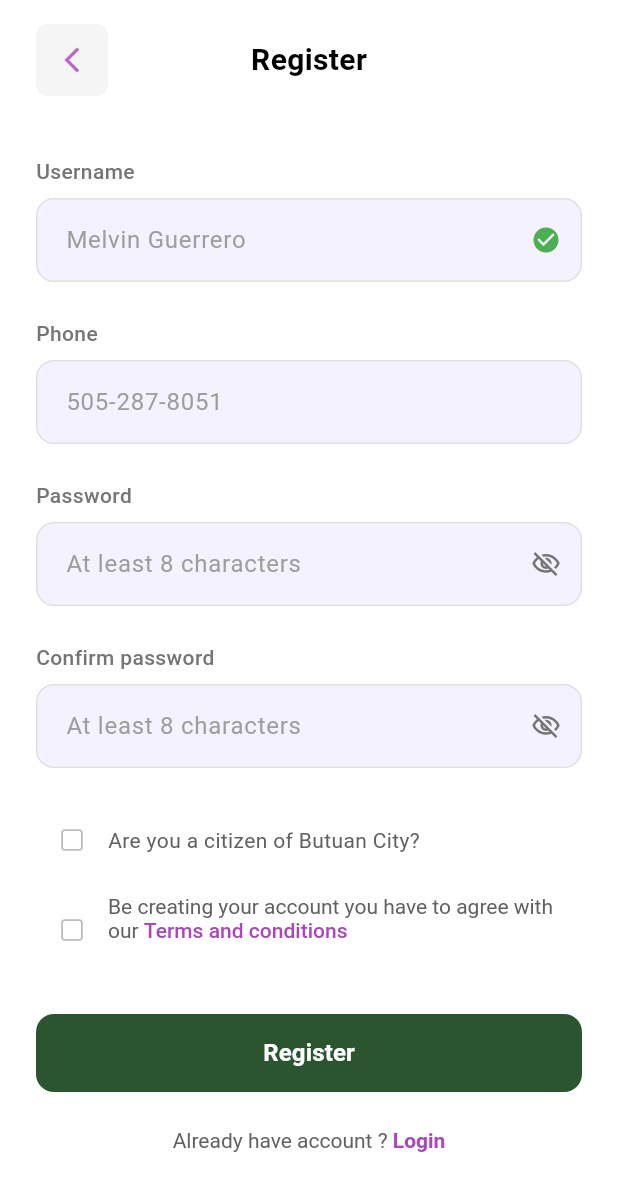
After one commit to Jetrossgalinato/kolecta, a Flutter app: the RegisterScreen screen opened directly, on a phone screen of 412 x 824 dp. The commit adds this screen. Shown: the top 1191 px of the screen. Run offline on Flutter 3.47's test engine with Material 3 defaults, Android fonts, the phone set to English and light mode, and no system bars.

Commit message:
added view for register page

```diff
--- a/lib/pages/login_page/views/login_screen.dart
+++ b/lib/pages/login_page/views/login_screen.dart
@@ -1,6 +1,7 @@
 import 'package:flutter/material.dart';
 import '../widgets/input_fields.dart';
 import '../widgets/other_options.dart';
+import '../../register_page/views/register_screen.dart';
 
 class LoginScreen extends StatefulWidget {
   const LoginScreen({super.key});
@@ -97,7 +98,17 @@ class _LoginScreenState extends State<LoginScreen> {
               ),
               const SizedBox(height: 24),
               // Sign up link
-              Center(
+              Padding(
+                padding: const EdgeInsets.only(bottom: 40.0),
+                child: Center(
+                  child: GestureDetector(
+                    onTap: () {
+                      Navigator.of(context).push(
+                        MaterialPageRoute(
+                          builder: (context) => const RegisterScreen(),
+                        ),
+                      );
+                    },
                     child: RichText(
                       text: TextSpan(
                         text: "Don't have account? ",
@@ -115,6 +126,8 @@ class _LoginScreenState extends State<LoginScreen> {
                       ),
                     ),
                   ),
+                ),
+              ),
               const SizedBox(height: 32),
               // Other sign in options
               const OtherOptions(),
--- /dev/null
+++ b/lib/pages/register_page/views/register_screen.dart
@@ -0,0 +1,379 @@
+import 'package:flutter/material.dart';
+
+class RegisterScreen extends StatefulWidget {
+  const RegisterScreen({super.key});
+
+  @override
+  State<RegisterScreen> createState() => _RegisterScreenState();
+}
+
+class _RegisterScreenState extends State<RegisterScreen> {
+  bool _isCitizen = false;
+  bool _agreeToTerms = false;
+  bool _isPasswordVisible = false;
+  bool _isConfirmPasswordVisible = false;
+
+  @override
+  Widget build(BuildContext context) {
+    return Scaffold(
+      backgroundColor: Colors.white,
+      body: SafeArea(
+        child: SingleChildScrollView(
+          padding: const EdgeInsets.symmetric(horizontal: 24.0),
+          child: Column(
+            crossAxisAlignment: CrossAxisAlignment.start,
+            children: [
+              const SizedBox(height: 16),
+              // Back arrow and title
+              Row(
+                children: [
+                  Container(
+                    decoration: BoxDecoration(
+                      color: Colors.grey[100],
+                      borderRadius: BorderRadius.circular(8),
+                    ),
+                    child: IconButton(
+                      icon: Icon(
+                        Icons.arrow_back_ios_new,
+                        color: Colors.purple[300],
+                        size: 20,
+                      ),
+                      onPressed: () {
+                        Navigator.of(context).pop();
+                      },
+                    ),
+                  ),
+                  const Expanded(
+                    child: Center(
+                      child: Text(
+                        'Register',
+                        style: TextStyle(
+                          fontSize: 20,
+                          fontWeight: FontWeight.w600,
+                          color: Colors.black,
+                        ),
+                      ),
+                    ),
+                  ),
+                  const SizedBox(width: 48), // Balance the back button
+                ],
+              ),
+              const SizedBox(height: 40),
+
+              // Username field
+              Text(
+                'Username',
+                style: TextStyle(
+                  fontSize: 14,
+                  color: Colors.grey[600],
+                  fontWeight: FontWeight.w500,
+                ),
+              ),
+              const SizedBox(height: 8),
+              TextField(
+                decoration: InputDecoration(
+                  filled: true,
+                  fillColor: const Color(0xFFF5F2FF),
+                  hintText: 'Melvin Guerrero',
+                  hintStyle: TextStyle(color: Colors.grey[500]),
+                  suffixIcon: const Icon(
+                    Icons.check_circle,
+                    color: Color(0xFF4CAF50),
+                    size: 20,
+                  ),
+                  contentPadding: const EdgeInsets.symmetric(
+                    horizontal: 16,
+                    vertical: 16,
+                  ),
+                  enabledBorder: OutlineInputBorder(
+                    borderRadius: BorderRadius.circular(12),
+                    borderSide: BorderSide(
+                      color: Colors.grey.shade300,
+                      width: 1,
+                    ),
+                  ),
+                  focusedBorder: OutlineInputBorder(
+                    borderRadius: BorderRadius.circular(12),
+                    borderSide: BorderSide(
+                      color: Colors.grey.shade400,
+                      width: 1,
+                    ),
+                  ),
+                ),
+              ),
+              const SizedBox(height: 24),
+
+              // Phone field
+              Text(
+                'Phone',
+                style: TextStyle(
+                  fontSize: 14,
+                  color: Colors.grey[600],
+                  fontWeight: FontWeight.w500,
+                ),
+              ),
+              const SizedBox(height: 8),
+              TextField(
+                decoration: InputDecoration(
+                  filled: true,
+                  fillColor: const Color(0xFFF5F2FF),
+                  hintText: '505-287-8051',
+                  hintStyle: TextStyle(color: Colors.grey[500]),
+                  contentPadding: const EdgeInsets.symmetric(
+                    horizontal: 16,
+                    vertical: 16,
+                  ),
+                  enabledBorder: OutlineInputBorder(
+                    borderRadius: BorderRadius.circular(12),
+                    borderSide: BorderSide(
+                      color: Colors.grey.shade300,
+                      width: 1,
+                    ),
+                  ),
+                  focusedBorder: OutlineInputBorder(
+                    borderRadius: BorderRadius.circular(12),
+                    borderSide: BorderSide(
+                      color: Colors.grey.shade400,
+                      width: 1,
+                    ),
+                  ),
+                ),
+                keyboardType: TextInputType.phone,
+              ),
+              const SizedBox(height: 24),
+
+              // Password field
+              Text(
+                'Password',
+                style: TextStyle(
+                  fontSize: 14,
+                  color: Colors.grey[600],
+                  fontWeight: FontWeight.w500,
+                ),
+              ),
+              const SizedBox(height: 8),
+              TextField(
+                obscureText: !_isPasswordVisible,
+                decoration: InputDecoration(
+                  filled: true,
+                  fillColor: const Color(0xFFF5F2FF),
+                  hintText: 'At least 8 characters',
+                  hintStyle: TextStyle(color: Colors.grey[500]),
+                  suffixIcon: IconButton(
+                    icon: Icon(
+                      _isPasswordVisible
+                          ? Icons.visibility_outlined
+                          : Icons.visibility_off_outlined,
+                      color: Colors.grey[600],
+                      size: 20,
+                    ),
+                    onPressed: () {
+                      setState(() {
+                        _isPasswordVisible = !_isPasswordVisible;
+                      });
+                    },
+                  ),
+                  contentPadding: const EdgeInsets.symmetric(
+                    horizontal: 16,
+                    vertical: 16,
+                  ),
+                  enabledBorder: OutlineInputBorder(
+                    borderRadius: BorderRadius.circular(12),
+                    borderSide: BorderSide(
+                      color: Colors.grey.shade300,
+                      width: 1,
+                    ),
+                  ),
+                  focusedBorder: OutlineInputBorder(
+                    borderRadius: BorderRadius.circular(12),
+                    borderSide: BorderSide(
+                      color: Colors.grey.shade400,
+                      width: 1,
+                    ),
+                  ),
+                ),
+              ),
+              const SizedBox(height: 24),
+
+              // Confirm Password field
+              Text(
+                'Confirm password',
+                style: TextStyle(
+                  fontSize: 14,
+                  color: Colors.grey[600],
+                  fontWeight: FontWeight.w500,
+                ),
+              ),
+              const SizedBox(height: 8),
+              TextField(
+                obscureText: !_isConfirmPasswordVisible,
+                decoration: InputDecoration(
+                  filled: true,
+                  fillColor: const Color(0xFFF5F2FF),
+                  hintText: 'At least 8 characters',
+                  hintStyle: TextStyle(color: Colors.grey[500]),
+                  suffixIcon: IconButton(
+                    icon: Icon(
+                      _isConfirmPasswordVisible
+                          ? Icons.visibility_outlined
+                          : Icons.visibility_off_outlined,
+                      color: Colors.grey[600],
+                      size: 20,
+                    ),
+                    onPressed: () {
+                      setState(() {
+                        _isConfirmPasswordVisible = !_isConfirmPasswordVisible;
+                      });
+                    },
+                  ),
+                  contentPadding: const EdgeInsets.symmetric(
+                    horizontal: 16,
+                    vertical: 16,
+                  ),
+                  enabledBorder: OutlineInputBorder(
+                    borderRadius: BorderRadius.circular(12),
+                    borderSide: BorderSide(
+                      color: Colors.grey.shade300,
+                      width: 1,
+                    ),
+                  ),
+                  focusedBorder: OutlineInputBorder(
+                    borderRadius: BorderRadius.circular(12),
+                    borderSide: BorderSide(
+                      color: Colors.grey.shade400,
+                      width: 1,
+                    ),
+                  ),
+                ),
+              ),
+              const SizedBox(height: 24),
+
+              // Citizen checkbox
+              Row(
+                children: [
+                  Transform.scale(
+                    scale: 0.8,
+                    child: Checkbox(
+                      value: _isCitizen,
+                      onChanged: (v) {
+                        setState(() {
+                          _isCitizen = v ?? false;
+                        });
+                      },
+                      shape: RoundedRectangleBorder(
+                        borderRadius: BorderRadius.circular(3),
+                      ),
+                      side: BorderSide(color: Colors.grey.shade400, width: 1.5),
+                      activeColor: const Color(0xFF4CAF50),
+                    ),
+                  ),
+                  Expanded(
+                    child: Text(
+                      'Are you a citizen of Butuan City?',
+                      style: TextStyle(fontSize: 14, color: Colors.grey[700]),
+                    ),
+                  ),
+                ],
+              ),
+              const SizedBox(height: 12),
+
+              // Terms checkbox
+              Row(
+                crossAxisAlignment: CrossAxisAlignment.start,
+                children: [
+                  Transform.scale(
+                    scale: 0.8,
+                    child: Checkbox(
+                      value: _agreeToTerms,
+                      onChanged: (v) {
+                        setState(() {
+                          _agreeToTerms = v ?? false;
+                        });
+                      },
+                      shape: RoundedRectangleBorder(
+                        borderRadius: BorderRadius.circular(3),
+                      ),
+                      side: BorderSide(color: Colors.grey.shade400, width: 1.5),
+                      activeColor: const Color(0xFF4CAF50),
+                    ),
+                  ),
+                  Expanded(
+                    child: RichText(
+                      text: TextSpan(
+                        text:
+                            'Be creating your account you have to agree with our ',
+                        style: TextStyle(fontSize: 14, color: Colors.grey[700]),
+                        children: [
+                          TextSpan(
+                            text: 'Terms and conditions',
+                            style: TextStyle(
+                              fontSize: 14,
+                              color: Colors.purple[400],
+                              fontWeight: FontWeight.w500,
+                            ),
+                          ),
+                        ],
+                      ),
+                    ),
+                  ),
+                ],
+              ),
+              const SizedBox(height: 32),
+
+              // Register button
+              SizedBox(
+                width: double.infinity,
+                height: 52,
+                child: ElevatedButton(
+                  onPressed: () {},
+                  style: ElevatedButton.styleFrom(
+                    backgroundColor: const Color(0xFF2B552F),
+                    foregroundColor: Colors.white,
+                    shape: RoundedRectangleBorder(
+                      borderRadius: BorderRadius.circular(12),
+                    ),
+                    elevation: 0,
+                  ),
+                  child: const Text(
+                    'Register',
+                    style: TextStyle(fontSize: 16, fontWeight: FontWeight.w600),
+                  ),
+                ),
+              ),
+              const SizedBox(height: 24),
+
+              // Login link
+              Padding(
+                padding: const EdgeInsets.only(bottom: 40.0),
+                child: Center(
+                  child: GestureDetector(
+                    onTap: () {
+                      Navigator.of(context).pop();
+                    },
+                    child: RichText(
+                      text: TextSpan(
+                        text: "Already have account ? ",
+                        style: TextStyle(color: Colors.grey[700], fontSize: 14),
+                        children: [
+                          TextSpan(
+                            text: 'Login',
+                            style: TextStyle(
+                              color: Colors.purple[400],
+                              fontWeight: FontWeight.w600,
+                              fontSize: 14,
+                            ),
+                          ),
+                        ],
+                      ),
+                    ),
+                  ),
+                ),
+              ),
+              const SizedBox(height: 32),
+            ],
+          ),
+        ),
+      ),
+    );
+  }
+}
```
Lines whose indentation alone changed are shown as unchanged.
